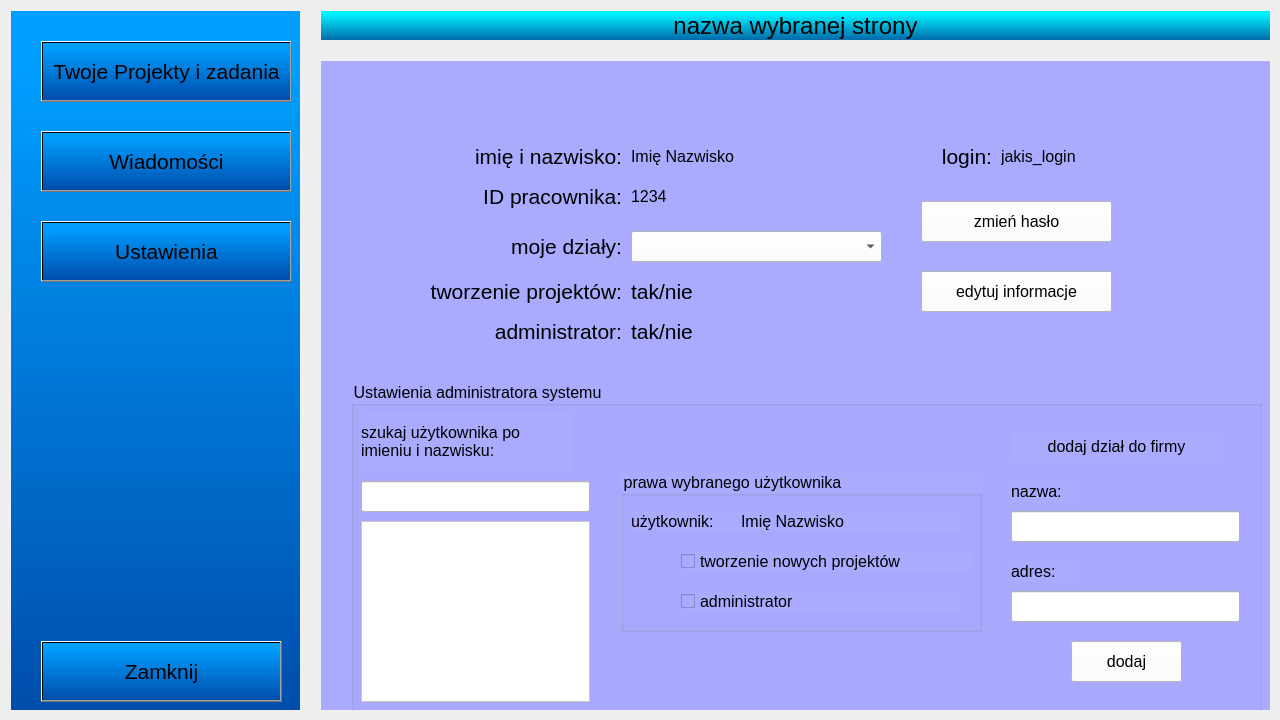
First picture: the form in project_managment/project_managment/project_managment.ui, repository Sleyn2/IO_projectmanagement, before the edit.
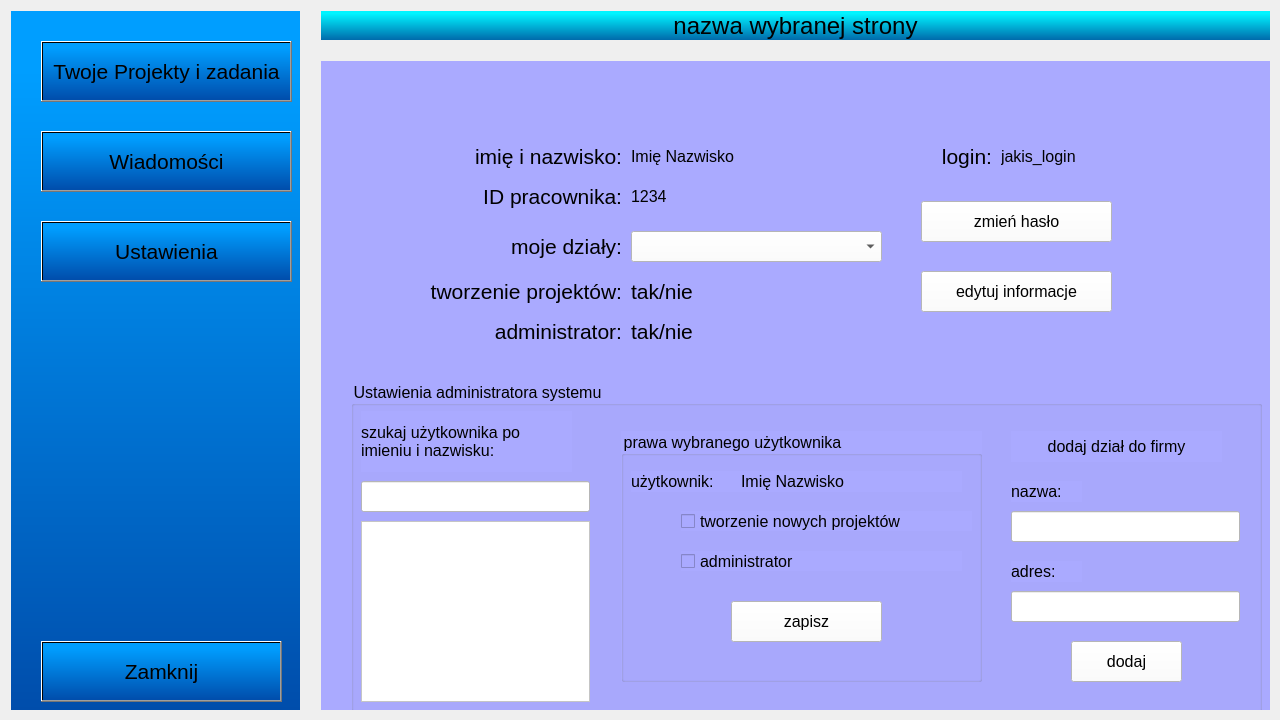
Second picture: the form after the edit.

```diff
--- a/project_managment/project_managment/project_managment.ui
+++ b/project_managment/project_managment/project_managment.ui
@@ -1507,9 +1507,9 @@
          <property name="geometry">
           <rect>
            <x>270</x>
-           <y>90</y>
+           <y>50</y>
            <width>361</width>
-           <height>161</height>
+           <height>251</height>
           </rect>
          </property>
          <property name="font">
@@ -1592,6 +1592,27 @@
            <string>Imię Nazwisko</string>
           </property>
          </widget>
+         <widget class="QPushButton" name="pushButton_zapisz_prawa">
+          <property name="geometry">
+           <rect>
+            <x>110</x>
+            <y>170</y>
+            <width>151</width>
+            <height>41</height>
+           </rect>
+          </property>
+          <property name="font">
+           <font>
+            <pointsize>12</pointsize>
+           </font>
+          </property>
+          <property name="styleSheet">
+           <string notr="true">background-color: rgb(255, 255, 255);</string>
+          </property>
+          <property name="text">
+           <string>zapisz</string>
+          </property>
+         </widget>
         </widget>
         <widget class="QLabel" name="dodaj_dzial_label">
          <property name="geometry">
```
